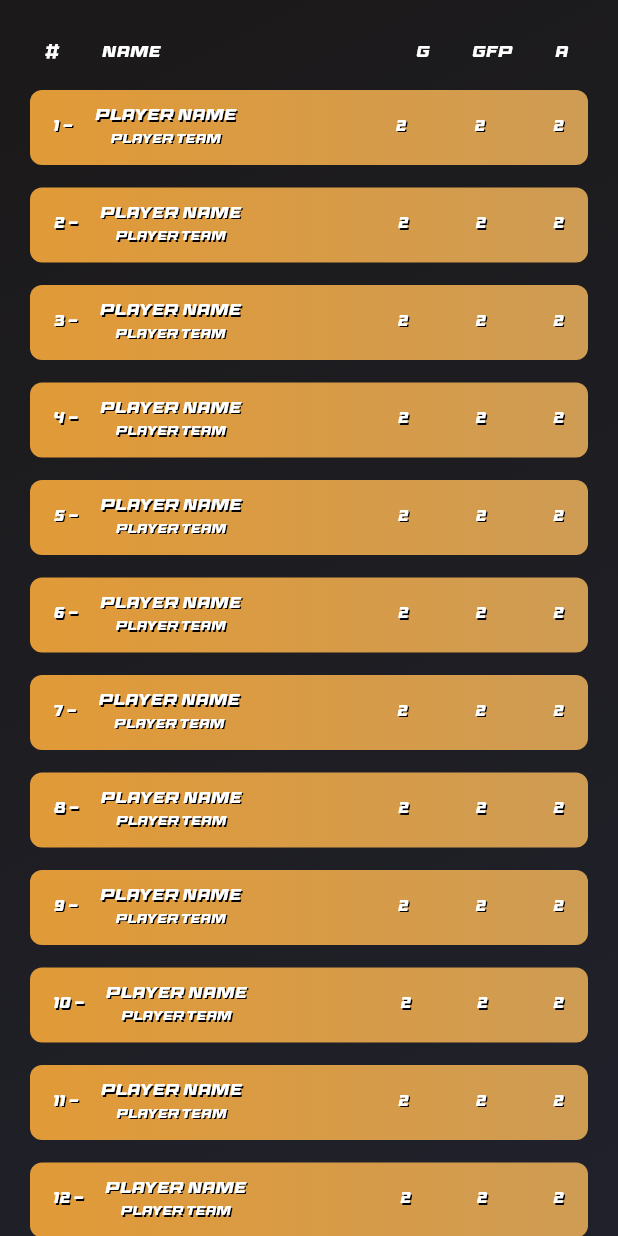
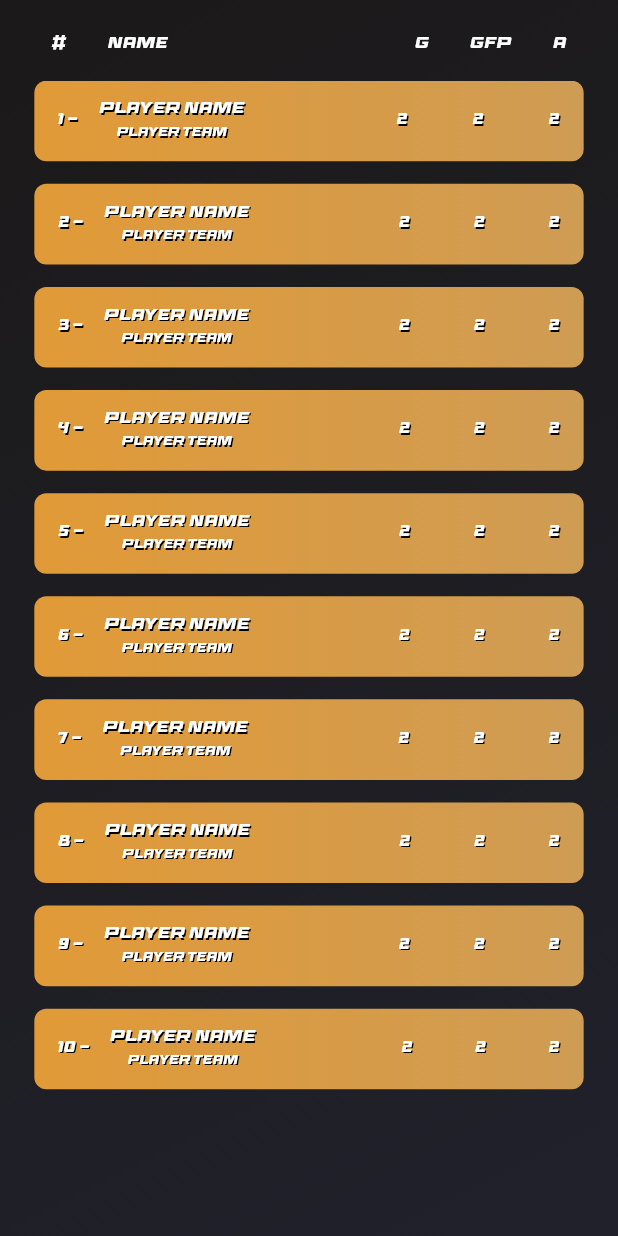
Before and after one commit to Ahmed-W-Rabea/Sports-APP, a Flutter app: the TopScorers screen opened directly, on a phone screen of 412 x 824 dp. Run offline on Flutter 3.47's test engine with Material 2 defaults, Android fonts, the light colour scheme and no system bars; our stand-ins replace carousel_slider, flutter_screenutil, shared_preferences, simple_gradient_text, smooth_page_indicator; missing offline and left inert: flutter_gradient_app_bar; accounts and stored records are empty.

Commit message:
`update`

```diff
--- a/lib/Screens/taps_of_teamsScreen/top_Scorers.dart
+++ b/lib/Screens/taps_of_teamsScreen/top_Scorers.dart
@@ -1,4 +1,5 @@
 import 'package:flutter/material.dart';
+import 'package:flutter_screenutil/flutter_screenutil.dart';
 
 class TopScorers extends StatelessWidget {
   const TopScorers({super.key});
@@ -17,57 +18,57 @@ class TopScorers extends StatelessWidget {
             end: Alignment.bottomRight,
           ),
         ),
-        child: Stack(
+        child: Column(
           children: [
-            const Padding(
-              padding: EdgeInsets.only(top: 30, left: 30, right: 33),
+            Padding(
+              padding: EdgeInsets.only(top: 20.h, left: 30.w, right: 30.w),
               child: Align(
                 alignment: Alignment.topCenter,
                 child: Row(children: [
                   Text(
                     '#',
                     style: TextStyle(
-                        fontSize: 10,
+                        fontSize: 9.sp,
                         fontFamily: 'RaceSport',
                         color: Colors.white),
                   ),
-                  Spacer(
+                  const Spacer(
                     flex: 1,
                   ),
                   Text(
                     'Name',
                     style: TextStyle(
-                        fontSize: 10,
+                        fontSize: 9.sp,
                         fontFamily: 'RaceSport',
                         color: Colors.white),
                   ),
-                  Spacer(
+                  const Spacer(
                     flex: 6,
                   ),
                   Text(
                     'G',
                     style: TextStyle(
-                        fontSize: 10,
+                        fontSize: 9.sp,
                         fontFamily: 'RaceSport',
                         color: Colors.white),
                   ),
-                  Spacer(
+                  const Spacer(
                     flex: 1,
                   ),
                   Text(
                     'GFP',
                     style: TextStyle(
-                        fontSize: 10,
+                        fontSize: 9.sp,
                         fontFamily: 'RaceSport',
                         color: Colors.white),
                   ),
-                  Spacer(
+                  const Spacer(
                     flex: 1,
                   ),
                   Text(
                     'A',
                     style: TextStyle(
-                        fontSize: 10,
+                        fontSize: 9.sp,
                         fontFamily: 'RaceSport',
                         color: Colors.white),
                   ),
@@ -75,7 +76,10 @@ class TopScorers extends StatelessWidget {
               ),
             ),
             Padding(
-              padding: const EdgeInsets.only(top: 60, right: 20, left: 20),
+              padding: EdgeInsets.only(top: 15.h, right: 20.w, left: 20.w),
+              child: SizedBox(
+                height: 674,
+                child: Expanded(
                   child: Align(
                     alignment: Alignment.topCenter,
                     child: SingleChildScrollView(
@@ -85,9 +89,10 @@ class TopScorers extends StatelessWidget {
                           Padding(
                             padding: const EdgeInsets.only(bottom: 15),
                             child: Container(
-                          height: 50,
+                              height: 45.h,
                               decoration: const BoxDecoration(
-                            borderRadius: BorderRadius.all(Radius.circular(8)),
+                                borderRadius:
+                                    BorderRadius.all(Radius.circular(8)),
                                 gradient: LinearGradient(
                                   colors: [
                                     Color.fromARGB(255, 225, 154, 55),
@@ -105,40 +110,48 @@ class TopScorers extends StatelessWidget {
                                   children: [
                                     Text(
                                       '${i + 1} -',
-                                  style: const TextStyle(shadows: [
-                                    Shadow(
-                                      color: Colors.black,
-                                      offset: Offset(1.0, 1.0),
-                                    ),
-                                  ], fontSize: 10, fontFamily: 'RaceSport'),
-                                ),
-                                const Spacer(
-                                  flex: 1,
-                                ),
-                                const Column(
-                                  mainAxisAlignment: MainAxisAlignment.center,
-                                  children: [
-                                    Text(
-                                      'player name',
-                                      style: TextStyle(shadows: [
-                                        Shadow(
-                                          color: Colors.black,
-                                          offset: Offset(1.0, 1.0),
-                                        ),
-                                      ], fontSize: 10, fontFamily: 'RaceSport'),
-                                    ),
-                                    Padding(
-                                      padding: EdgeInsets.only(top: 5),
-                                      child: Text(
-                                        'player team',
                                       style: TextStyle(
-                                            shadows: [
+                                          shadows: const [
                                             Shadow(
                                               color: Colors.black,
                                               offset: Offset(1.0, 1.0),
                                             ),
                                           ],
-                                            fontSize: 8,
+                                          fontSize: 9.sp,
+                                          fontFamily: 'RaceSport'),
+                                    ),
+                                    const Spacer(
+                                      flex: 1,
+                                    ),
+                                    Column(
+                                      mainAxisAlignment:
+                                          MainAxisAlignment.center,
+                                      children: [
+                                        Text(
+                                          'player name',
+                                          style: TextStyle(
+                                              shadows: const [
+                                                Shadow(
+                                                  color: Colors.black,
+                                                  offset: Offset(1.0, 1.0),
+                                                ),
+                                              ],
+                                              fontSize: 9.sp,
+                                              fontFamily: 'RaceSport'),
+                                        ),
+                                        Padding(
+                                          padding:
+                                              const EdgeInsets.only(top: 5),
+                                          child: Text(
+                                            'player team',
+                                            style: TextStyle(
+                                                shadows: const [
+                                                  Shadow(
+                                                    color: Colors.black,
+                                                    offset: Offset(1.0, 1.0),
+                                                  ),
+                                                ],
+                                                fontSize: 7.sp,
                                                 fontFamily: 'RaceSport'),
                                           ),
                                         ),
@@ -147,38 +160,47 @@ class TopScorers extends StatelessWidget {
                                     const Spacer(
                                       flex: 7,
                                     ),
-                                const Text(
+                                    Text(
                                       '2',
-                                  style: TextStyle(shadows: [
+                                      style: TextStyle(
+                                          shadows: const [
                                             Shadow(
                                               color: Colors.black,
                                               offset: Offset(1.0, 1.0),
                                             ),
-                                  ], fontSize: 10, fontFamily: 'RaceSport'),
+                                          ],
+                                          fontSize: 9.sp,
+                                          fontFamily: 'RaceSport'),
                                     ),
                                     const Spacer(
                                       flex: 3,
                                     ),
-                                const Text(
+                                    Text(
                                       '2',
-                                  style: TextStyle(shadows: [
+                                      style: TextStyle(
+                                          shadows: const [
                                             Shadow(
                                               color: Colors.black,
                                               offset: Offset(1.0, 1.0),
                                             ),
-                                  ], fontSize: 10, fontFamily: 'RaceSport'),
+                                          ],
+                                          fontSize: 9.sp,
+                                          fontFamily: 'RaceSport'),
                                     ),
                                     const Spacer(
                                       flex: 3,
                                     ),
-                                const Text(
+                                    Text(
                                       '2',
-                                  style: TextStyle(shadows: [
+                                      style: TextStyle(
+                                          shadows: const [
                                             Shadow(
                                               color: Colors.black,
                                               offset: Offset(1.0, 1.0),
                                             ),
-                                  ], fontSize: 10, fontFamily: 'RaceSport'),
+                                          ],
+                                          fontSize: 9.sp,
+                                          fontFamily: 'RaceSport'),
                                     ),
                                   ],
                                 ),
@@ -189,6 +211,8 @@ class TopScorers extends StatelessWidget {
                       ],
                     )),
                   ),
+                ),
+              ),
             )
           ],
         ),
```
Also changed, not shown: lib/Screens/LeaguesScreen.dart (+11 -11 lines), lib/Screens/contriesScreen.dart (+5 -5 lines), lib/Screens/playersScreen.dart (added, +148 -0 lines), lib/Screens/taps_of_teamsScreen/teams.dart (+45 -28 lines), lib/used widgets/widgets.dart (+8 -0 lines), assets/images/player_card.png (added). Lines whose indentation alone changed are shown as unchanged.
